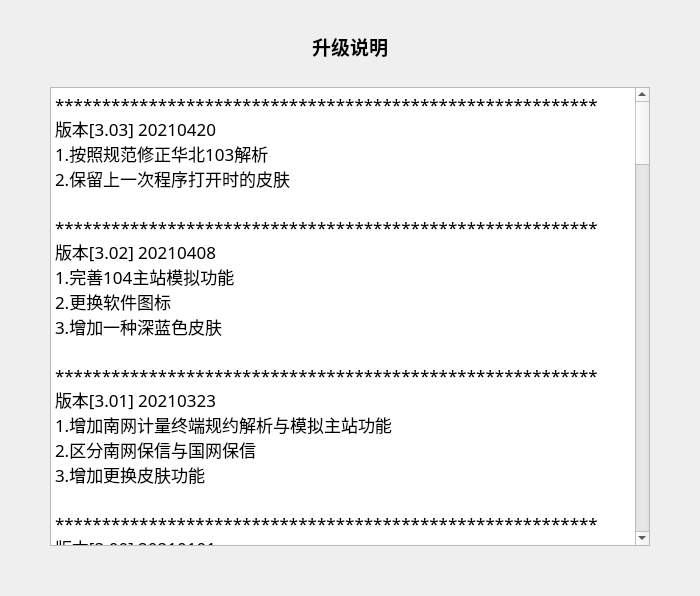
Above: src/interface/dlgchangelog.ui from whx110123/PDTool before the change. Below: the same form after it.
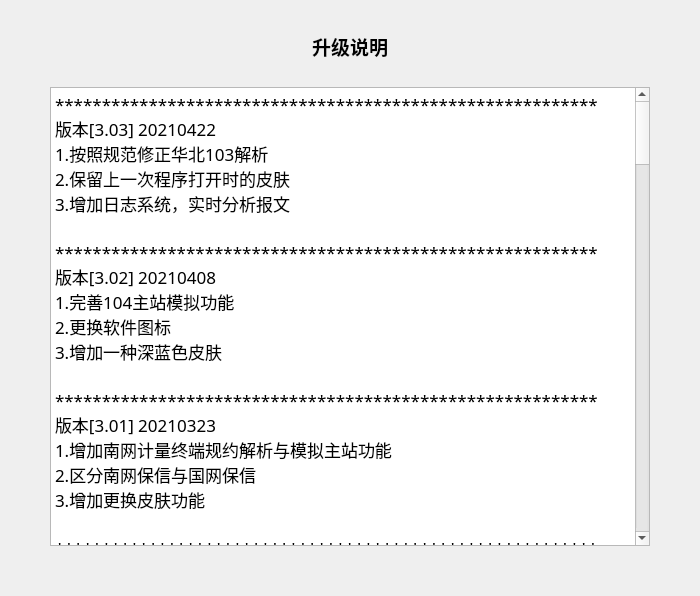
That is the form after the change.

Patch:
```diff
--- a/src/interface/dlgchangelog.ui
+++ b/src/interface/dlgchangelog.ui
@@ -66,9 +66,10 @@
      </property>
      <property name="plainText">
       <string>**********************************************************
-版本[3.03] 20210420
+版本[3.03] 20210422
 1.按照规范修正华北103解析
 2.保留上一次程序打开时的皮肤
+3.增加日志系统，实时分析报文
 
 **********************************************************
 版本[3.02] 20210408
```
